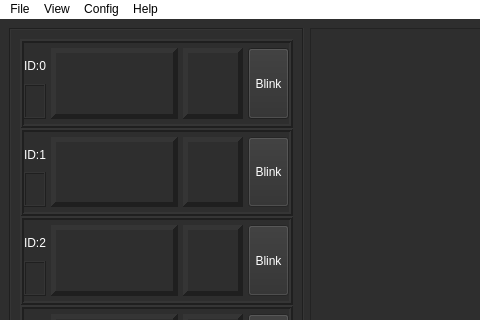
The window that main_window.ui (krameler/force-logger) describes before a commit, drawn with Qt 5; both pictures show x 0 to 480 and y 0 to 320 of the 1106 by 855 pixel window.
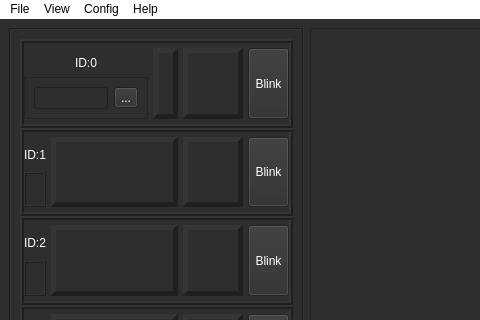
The same window after the commit.

Patch:
```diff
--- a/main_window.ui
+++ b/main_window.ui
@@ -350,22 +350,32 @@
               </widget>
              </item>
              <item>
-              <widget class="QLabel" name="ui_lab_name_id0">
-               <property name="maximumSize">
-                <size>
-                 <width>204</width>
-                 <height>16777215</height>
-                </size>
-               </property>
+              <widget class="QFrame" name="frame_2">
                <property name="frameShape">
-                <enum>QFrame::Box</enum>
+                <enum>QFrame::StyledPanel</enum>
                </property>
                <property name="frameShadow">
                 <enum>QFrame::Raised</enum>
                </property>
-               <property name="text">
-                <string/>
-               </property>
+               <layout class="QHBoxLayout" name="horizontalLayout_7">
+                <item>
+                 <widget class="QLineEdit" name="lineEdit_2">
+                  <property name="enabled">
+                   <bool>false</bool>
+                  </property>
+                 </widget>
+                </item>
+                <item>
+                 <widget class="QToolButton" name="toolButton">
+                  <property name="text">
+                   <string>...</string>
+                  </property>
+                  <property name="checkable">
+                   <bool>true</bool>
+                  </property>
+                 </widget>
+                </item>
+               </layout>
               </widget>
              </item>
             </layout>
```
Left out of the diff: 28 changed lines with no effect on the pictures.
